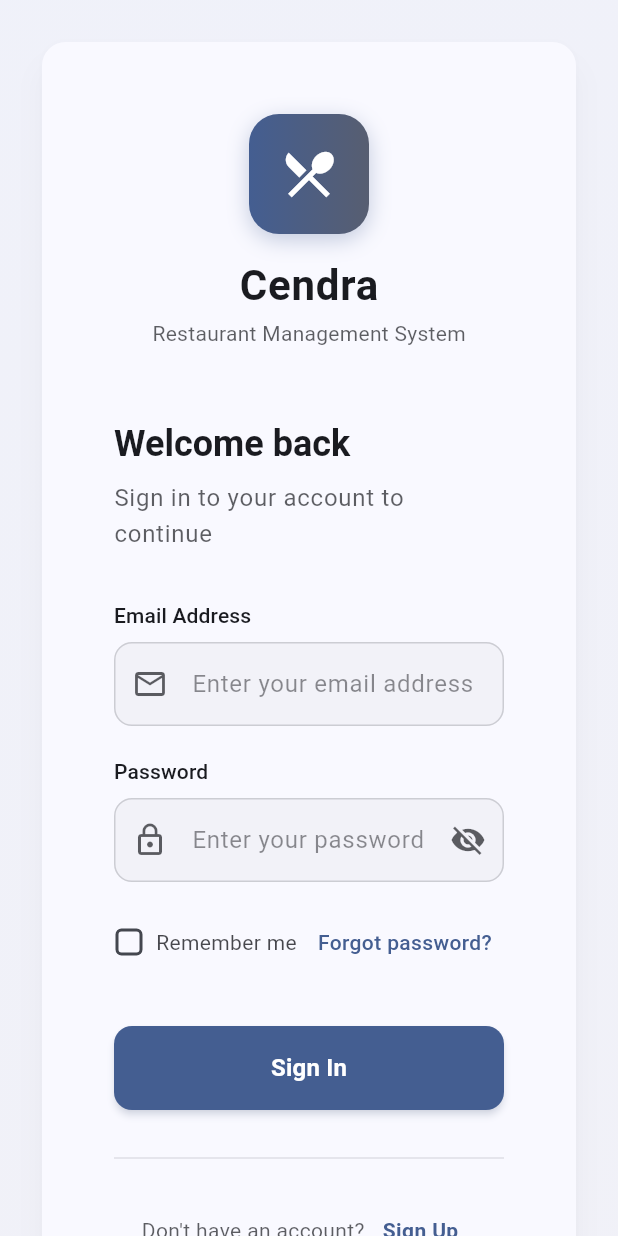
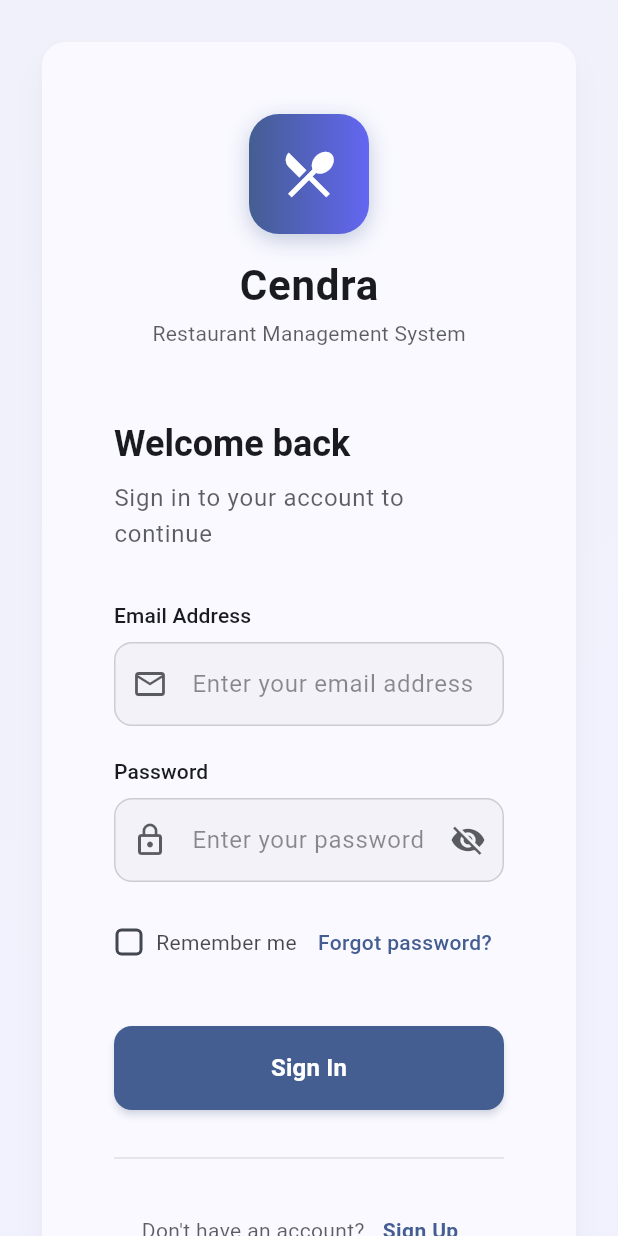
Before and after one commit to cendra-softwares/billing-software, a Flutter app: the screen it shows after launch, on a phone screen of 412 x 824 dp. Run offline on Flutter 3.47's test engine with Material 3 defaults, Android fonts, the phone set to English and light mode, and no system bars; our stand-ins replace file_picker, flutter_colorpicker, flutter_dotenv, flutter_riverpod, palette_generator, supabase_flutter; accounts and stored records are empty.

Commit message:
Feat: implemented auto color from logo

```diff
--- a/lib/features/auth/presentation/providers/theme_provider.dart
+++ b/lib/features/auth/presentation/providers/theme_provider.dart
@@ -13,9 +13,33 @@ final themeProvider = Provider<ThemeData>((ref) {
 
   return config.when(
     data: (data) {
-      final primaryColor = data?['primary_color'] as String? ?? '#3B82F6';
+      final primaryColor =
+          hexToColor(data?['primary_color'] as String? ?? '#3B82F6');
+      final secondaryColor =
+          hexToColor(data?['secondary_color'] as String? ?? '#6366F1');
+      final accentColor =
+          hexToColor(data?['accent_color'] as String? ?? '#FACC15');
+
       return ThemeData(
-        colorScheme: ColorScheme.fromSeed(seedColor: hexToColor(primaryColor)),
+        primaryColor: primaryColor,
+        colorScheme: ColorScheme.fromSeed(
+          seedColor: primaryColor,
+          secondary: secondaryColor,
+          tertiary: accentColor,
+          brightness: Brightness.light,
+        ),
+        elevatedButtonTheme: ElevatedButtonThemeData(
+          style: ElevatedButton.styleFrom(
+            backgroundColor: primaryColor,
+            foregroundColor:
+                primaryColor.computeLuminance() > 0.5 ? Colors.black : Colors.white,
+          ),
+        ),
+        appBarTheme: AppBarTheme(
+          backgroundColor: primaryColor,
+          foregroundColor:
+              primaryColor.computeLuminance() > 0.5 ? Colors.black : Colors.white,
+        ),
         useMaterial3: true,
       );
     },
```
Also changed, not shown: lib/features/auth/presentation/pages/owner_dashboard_page.dart (+30 -6 lines), lib/features/auth/presentation/widgets/edit_config_dialog.dart (+106 -30 lines), .kilocode/mcp.json.
